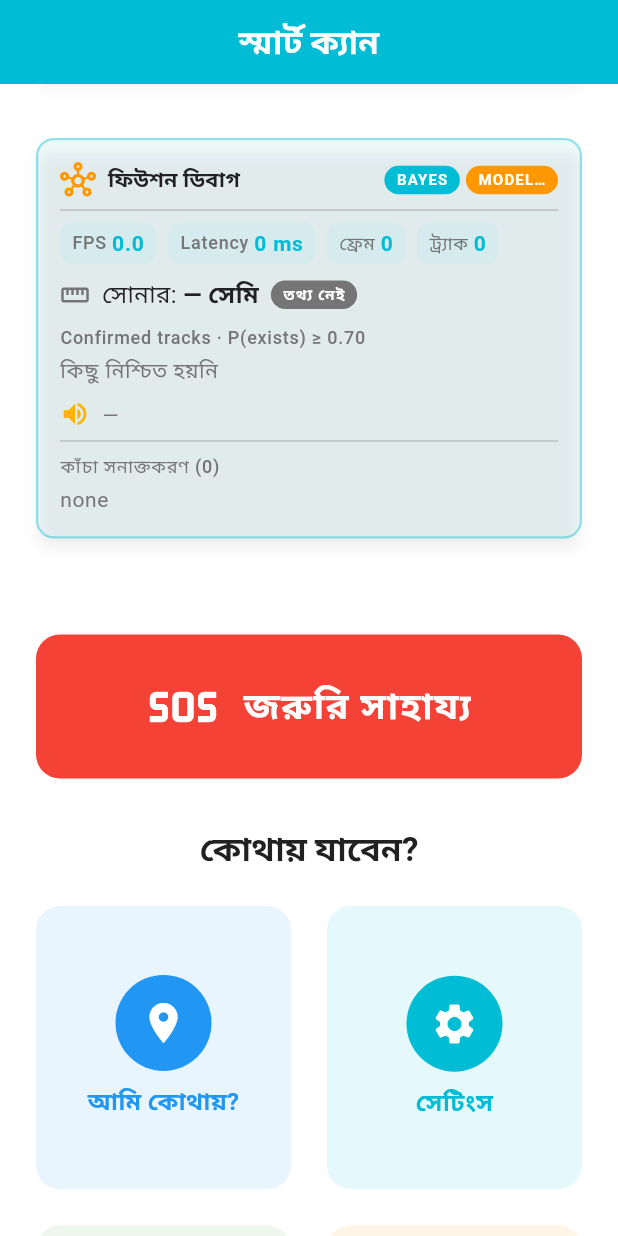
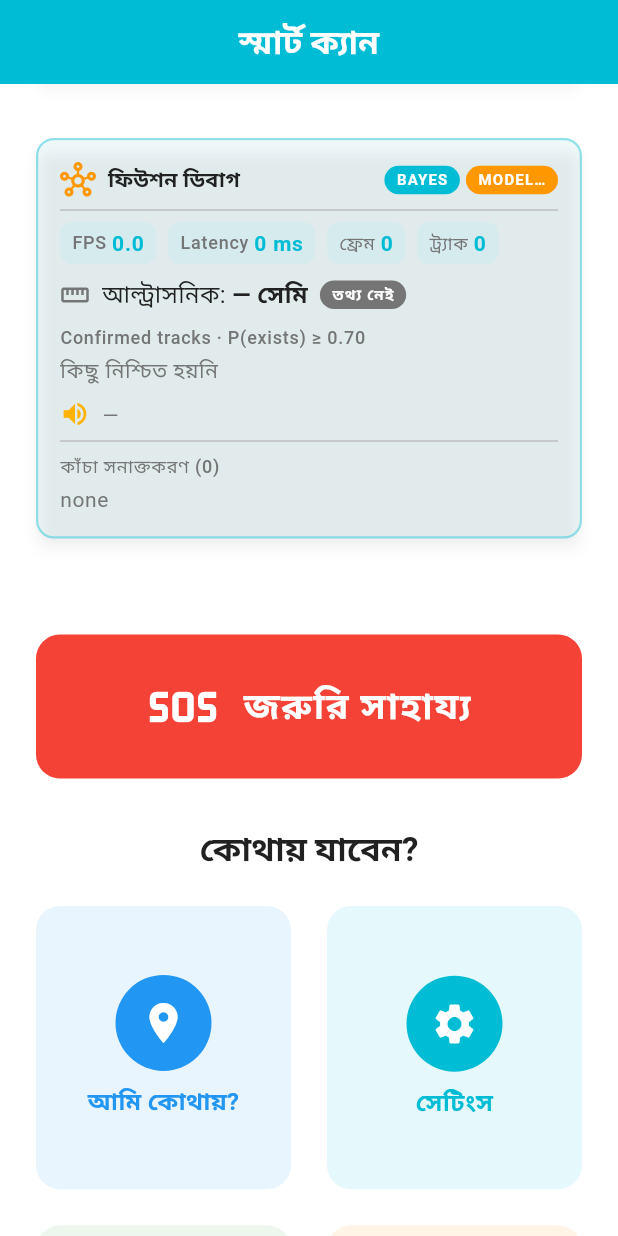
Before and after one commit to Apn7/Thesis, a Flutter app: the screen it shows after launch, scrolled down 576 dp, on a phone screen of 412 x 824 dp. Run offline on Flutter 3.47's test engine with Material 3 defaults, Android fonts, the phone set to English and light mode, and no system bars; our stand-ins replace audioplayers, flutter_blue_plus, flutter_dotenv, flutter_tts, geolocator, permission_handler and 2 more; missing offline and left inert: record, sherpa_onnx, ultralytics_yolo.

Commit message:
fix: correct Bengali translations for obstacle and ultrasonic labels in debug card

```diff
--- a/lib/presentation/widgets/fusion_debug_card.dart
+++ b/lib/presentation/widgets/fusion_debug_card.dart
@@ -154,7 +154,7 @@ class FusionDebugCard extends StatelessWidget {
     final utility = fusion.utilityFor(t);
     final looming = t.areaTrend > 0.15;
     final live = t.seenThisFrame;
-    final name = t.label == '__obstacle__' ? 'বাধা (সোনার)' : t.label;
+    final name = t.label == '__obstacle__' ? 'বাধা (আল্ট্রাসনিক)' : t.label;
 
     // Sub-line: the scheduler inputs that decided whether this track spoke.
     final facts = <String>[
@@ -300,7 +300,7 @@ class FusionDebugCard extends StatelessWidget {
       children: [
         Icon(Icons.straighten, size: AppConstants.iconS, color: color),
         SizedBox(width: AppConstants.spacingS),
-        Text('সোনার: ', style: Theme.of(context).textTheme.bodyMedium),
+        Text('আল্ট্রাসনিক: ', style: Theme.of(context).textTheme.bodyMedium),
         Text(
           distCm == null ? '— সেমি' : '${distCm.toStringAsFixed(1)} সেমি',
           style: Theme.of(
@@ -323,7 +323,7 @@ class FusionDebugCard extends StatelessWidget {
     if (c == null) {
       centerText = '—';
     } else if (c == '__obstacle__') {
-      centerText = 'বাধা (সোনার)';
+      centerText = 'বাধা (আল্ট্রাসনিক)';
     } else {
       centerText = distCm != null
           ? '$c @ ${(distCm / 100).toStringAsFixed(1)} m'
```
Also changed, not shown: lib/core/utils/vision_strings.dart (+4 -4 lines).
